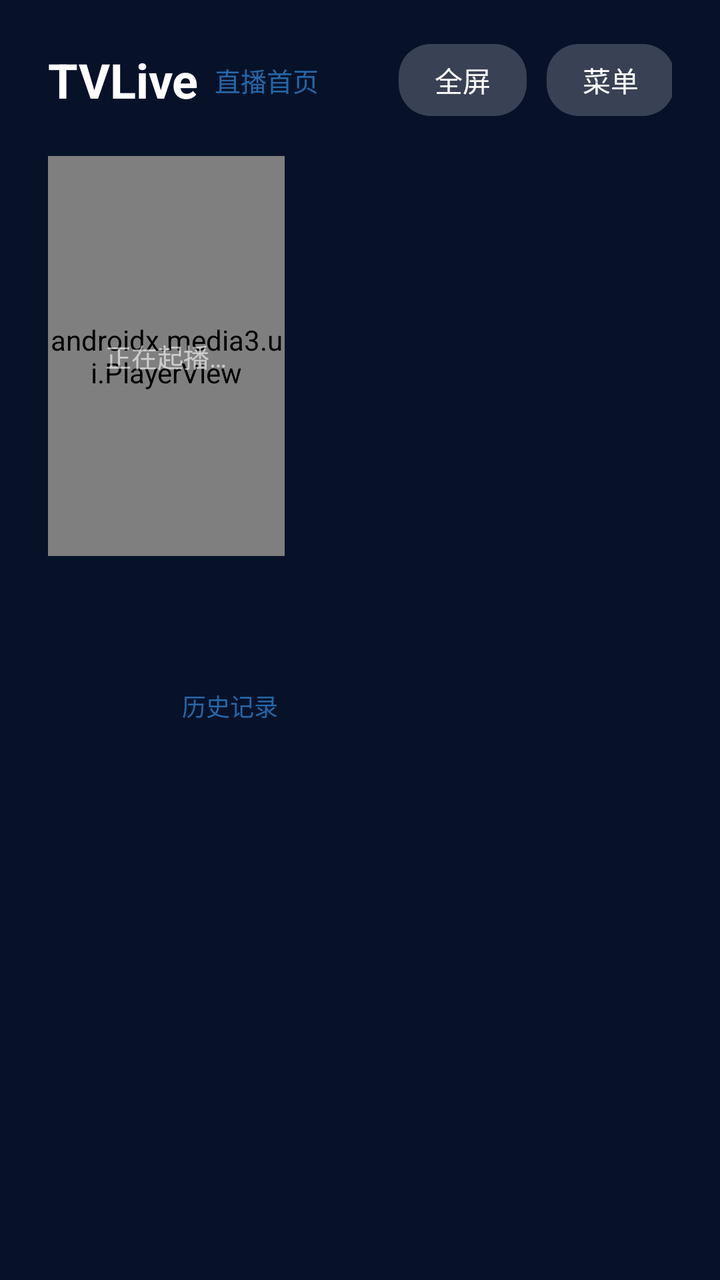
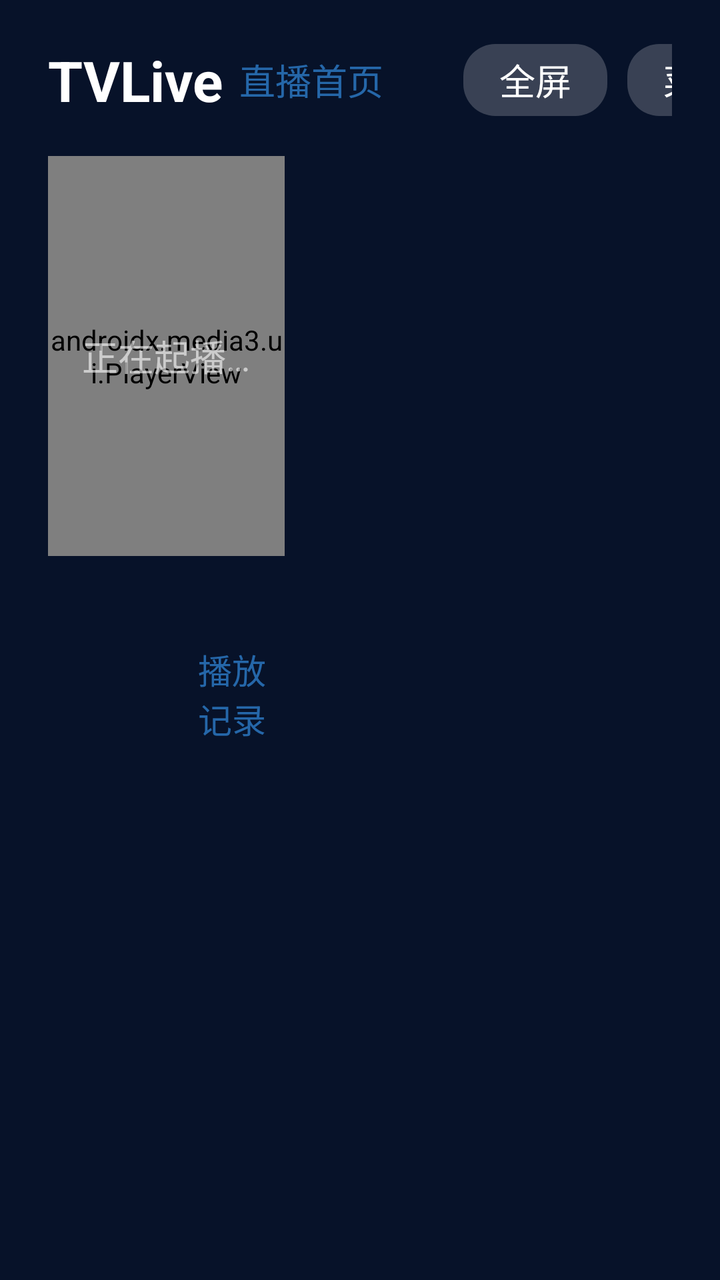

Screens rendered from an Android XML layout before and after an edit, with the pre-edit source and the edit as a unified diff.
<!-- AndroidManifest.xml: application theme Theme.TVLive.NoTitle -->
<!-- res/layout/activity_ott_home.xml -->
<?xml version="1.0" encoding="utf-8"?>
<FrameLayout xmlns:android="http://schemas.android.com/apk/res/android"
    xmlns:app="http://schemas.android.com/apk/res-auto"
    android:id="@+id/ott_root"
    android:layout_width="match_parent"
    android:layout_height="match_parent"
    android:background="#FF071229">

    <LinearLayout
        android:id="@+id/ll_ott_outer"
        android:layout_width="match_parent"
        android:layout_height="match_parent"
        android:orientation="vertical"
        android:paddingStart="24dp"
        android:paddingEnd="24dp"
        android:paddingTop="16dp"
        android:paddingBottom="16dp">

        
        <LinearLayout
            android:id="@+id/ott_top_bar"
            android:layout_width="match_parent"
            android:layout_height="48dp"
            android:gravity="center_vertical"
            android:orientation="horizontal">

            <TextView
                android:id="@+id/tv_ott_logo"
                android:layout_width="wrap_content"
                android:layout_height="wrap_content"
                android:text="@string/app_name"
                android:textColor="#FFFFFFFF"
                android:textSize="24sp"
                android:textStyle="bold" />

            <TextView
                android:layout_width="wrap_content"
                android:layout_height="wrap_content"
                android:layout_marginStart="8dp"
                android:text="@string/ott_home_subtitle"
                android:textColor="#993AA0FF"
                android:textSize="13sp" />

            <HorizontalScrollView
                android:layout_width="0dp"
                android:layout_height="match_parent"
                android:layout_weight="1"
                android:layout_marginStart="24dp"
                android:layout_marginEnd="16dp"
                android:focusable="false"
                android:scrollbars="none">

                <LinearLayout
                    android:id="@+id/ll_ott_category"
                    android:layout_width="wrap_content"
                    android:layout_height="match_parent"
                    android:gravity="center_vertical"
                    android:orientation="horizontal" />
            </HorizontalScrollView>

            <TextView
                android:id="@+id/btn_ott_fullscreen"
                android:layout_width="wrap_content"
                android:layout_height="36dp"
                android:layout_marginEnd="10dp"
                android:background="@drawable/ott_menu_btn_bg"
                android:clickable="true"
                android:focusable="true"
                android:gravity="center"
                android:paddingStart="18dp"
                android:paddingEnd="18dp"
                android:text="@string/ott_fullscreen"
                android:textColor="#FFFFFFFF"
                android:textSize="14sp" />

            <TextView
                android:id="@+id/btn_ott_menu"
                android:layout_width="wrap_content"
                android:layout_height="36dp"
                android:background="@drawable/ott_menu_btn_bg"
                android:clickable="true"
                android:focusable="true"
                android:gravity="center"
                android:paddingStart="18dp"
                android:paddingEnd="18dp"
                android:text="@string/ott_menu"
                android:textColor="#FFFFFFFF"
                android:textSize="14sp" />
        </LinearLayout>

        
        <LinearLayout
            android:id="@+id/ott_content_row"
            android:layout_width="match_parent"
            android:layout_height="0dp"
            android:layout_weight="1"
            android:layout_marginTop="14dp"
            android:orientation="horizontal">

            
            <LinearLayout
                android:id="@+id/ott_left_panel"
                android:layout_width="0dp"
                android:layout_height="match_parent"
                android:layout_weight="1.35"
                android:orientation="vertical">

                <FrameLayout
                    android:id="@+id/fl_ott_preview"
                    android:layout_width="match_parent"
                    android:layout_height="200dp"
                    android:background="@drawable/ott_card_bg"
                    android:focusable="true"
                    android:nextFocusRight="@+id/gv_ott_channel"
                    android:nextFocusDown="@+id/gv_ott_channel">

                    <androidx.media3.ui.PlayerView
                        android:id="@+id/ott_player_view"
                        android:layout_width="match_parent"
                        android:layout_height="match_parent"
                        app:keep_content_on_player_reset="true"
                        app:resize_mode="fit"
                        app:surface_type="surface_view"
                        app:use_controller="false" />

                    
                    <FrameLayout
                        android:id="@+id/sdk_player_container"
                        android:layout_width="match_parent"
                        android:layout_height="match_parent" />

                    <TextView
                        android:id="@+id/tv_ott_preview_tip"
                        android:layout_width="wrap_content"
                        android:layout_height="wrap_content"
                        android:layout_gravity="center"
                        android:text="@string/ott_preview_loading"
                        android:textColor="#99FFFFFF"
                        android:textSize="13sp" />

                    
                    <TextView
                        android:id="@+id/tv_ott_preview_focus_hint"
                        android:layout_width="wrap_content"
                        android:layout_height="wrap_content"
                        android:layout_gravity="bottom|end"
                        android:layout_marginEnd="14dp"
                        android:layout_marginBottom="12dp"
                        android:background="#99000000"
                        android:paddingStart="10dp"
                        android:paddingEnd="10dp"
                        android:paddingTop="4dp"
                        android:paddingBottom="4dp"
                        android:text="@string/ott_preview_focus_hint"
                        android:textColor="#FFFFFFFF"
                        android:textSize="13sp"
                        android:visibility="gone" />

                    
                    <View
                        android:id="@+id/v_ott_preview_focus_ring"
                        android:layout_width="match_parent"
                        android:layout_height="match_parent"
                        android:background="@drawable/ott_preview_focus_ring"
                        android:clickable="false"
                        android:focusable="false"
                        android:visibility="gone" />
                </FrameLayout>

                <TextView
                    android:id="@+id/tv_ott_now_channel"
                    android:layout_width="match_parent"
                    android:layout_height="wrap_content"
                    android:layout_marginTop="10dp"
                    android:ellipsize="marquee"
                    android:singleLine="true"
                    android:textColor="#FFFFFFFF"
                    android:textSize="18sp"
                    android:textStyle="bold" />

                <TextView
                    android:id="@+id/tv_ott_now_program"
                    android:layout_width="match_parent"
                    android:layout_height="wrap_content"
                    android:layout_marginTop="4dp"
                    android:ellipsize="end"
                    android:maxLines="2"
                    android:textColor="#B3FFFFFF"
                    android:textSize="13sp" />

                
                <LinearLayout
                    android:id="@+id/ll_ott_epg_panel"
                    android:layout_width="match_parent"
                    android:layout_height="wrap_content"
                    android:layout_marginTop="10dp"
                    android:orientation="vertical">

                    
                    <LinearLayout
                        android:layout_width="match_parent"
                        android:layout_height="wrap_content"
                        android:orientation="horizontal">

                        <ScrollView
                            android:id="@+id/sv_ott_epg_list"
                            android:layout_width="0dp"
                            android:layout_height="wrap_content"
                            android:layout_weight="1"
                            android:focusable="false"
                            android:scrollbars="none">

                            <LinearLayout
                                android:id="@+id/ll_ott_epg_list"
                                android:layout_width="match_parent"
                                android:layout_height="wrap_content"
                                android:orientation="vertical" />
                        </ScrollView>

                        
                        <LinearLayout
                            android:id="@+id/ll_ott_history"
                            android:layout_width="0dp"
                            android:layout_height="wrap_content"
                            android:layout_marginStart="16dp"
                            android:layout_weight="1"
                            android:orientation="vertical">

                            <TextView
                                android:id="@+id/tv_ott_history_title"
                                android:layout_width="match_parent"
                                android:layout_height="wrap_content"
                                android:paddingBottom="4dp"
                                android:text="@string/ott_history_title"
                                android:textColor="#993AA0FF"
                                android:textSize="12sp" />

                            <ScrollView
                                android:id="@+id/sv_ott_history"
                                android:layout_width="match_parent"
                                android:layout_height="wrap_content"
                                android:focusable="false"
                                android:scrollbars="none">

                                <LinearLayout
                                    android:id="@+id/ll_ott_history_rows"
                                    android:layout_width="match_parent"
                                    android:layout_height="wrap_content"
                                    android:orientation="vertical" />
                            </ScrollView>
                        </LinearLayout>
                    </LinearLayout>

                    
                    <TextView
                        android:id="@+id/tv_ott_metadata"
                        android:layout_width="match_parent"
                        android:layout_height="wrap_content"
                        android:layout_marginTop="8dp"
                        android:ellipsize="end"
                        android:singleLine="true"
                        android:textColor="#80FFFFFF"
                        android:textSize="11sp" />
                </LinearLayout>
            </LinearLayout>

            
            <LinearLayout
                android:id="@+id/ott_right_panel"
                android:layout_width="0dp"
                android:layout_height="match_parent"
                android:layout_marginStart="18dp"
                android:layout_weight="2.0"
                android:orientation="vertical">

                <TextView
                    android:id="@+id/tv_ott_breadcrumb"
                    android:layout_width="wrap_content"
                    android:layout_height="wrap_content"
                    android:layout_marginBottom="8dp"
                    android:ellipsize="end"
                    android:singleLine="true"
                    android:textColor="#993AA0FF"
                    android:textSize="13sp"
                    android:visibility="gone" />

                <FrameLayout
                    android:layout_width="match_parent"
                    android:layout_height="0dp"
                    android:layout_weight="1">

                    <LinearLayout
                        android:layout_width="match_parent"
                        android:layout_height="match_parent"
                        android:orientation="vertical">

                        
                        <HorizontalScrollView
                            android:id="@+id/sv_ott_subgroup"
                            android:layout_width="match_parent"
                            android:layout_height="wrap_content"
                            android:layout_marginBottom="12dp"
                            android:clipToPadding="false"
                            android:focusable="false"
                            android:scrollbars="none"
                            android:visibility="gone">

                            <LinearLayout
                                android:id="@+id/ll_ott_subgroup"
                                android:layout_width="wrap_content"
                                android:layout_height="wrap_content"
                                android:orientation="horizontal"
                                android:paddingEnd="8dp" />
                        </HorizontalScrollView>

                        <GridView
                            android:id="@+id/gv_ott_channel"
                            android:layout_width="match_parent"
                            android:layout_height="0dp"
                            android:layout_weight="1"
                            android:clipToPadding="false"
                            android:columnWidth="150dp"
                            android:descendantFocusability="beforeDescendants"
                            android:horizontalSpacing="12dp"
                            android:listSelector="@drawable/ott_channel_focus"
                            android:nextFocusLeft="@+id/fl_ott_preview"
                            android:numColumns="4"
                            android:paddingEnd="8dp"
                            android:scrollbars="none"
                            android:stretchMode="columnWidth"
                            android:verticalSpacing="12dp" />
                    </LinearLayout>

                    <TextView
                        android:id="@+id/tv_ott_empty"
                        android:layout_width="wrap_content"
                        android:layout_height="wrap_content"
                        android:layout_gravity="center"
                        android:text="@string/ott_channel_loading"
                        android:textColor="#99FFFFFF"
                        android:textSize="15sp"
                        android:visibility="gone" />
                </FrameLayout>
            </LinearLayout>
        </LinearLayout>
    </LinearLayout>

    
    <TextView
        android:id="@+id/tv_ott_fullscreen_hint"
        android:layout_width="wrap_content"
        android:layout_height="wrap_content"
        android:layout_gravity="top|center_horizontal"
        android:layout_marginTop="28dp"
        android:background="#CC000000"
        android:paddingStart="18dp"
        android:paddingEnd="18dp"
        android:paddingTop="8dp"
        android:paddingBottom="8dp"
        android:text="@string/ott_fullscreen_hint"
        android:textColor="#FFFFFFFF"
        android:textSize="16sp"
        android:visibility="gone" />

    
    <TextView
        android:id="@+id/tv_ott_channel_num"
        android:layout_width="wrap_content"
        android:layout_height="wrap_content"
        android:layout_gravity="top|end"
        android:layout_marginTop="64dp"
        android:layout_marginEnd="40dp"
        android:alpha="0.8"
        android:textColor="#FFFFFFFF"
        android:textSize="50sp"
        android:visibility="gone" />
</FrameLayout>
<!-- resources referenced by this layout -->
<resources>
  <!-- drawable ott_card_bg (drawable) -->
  <?xml version="1.0" encoding="utf-8"?>
  <shape xmlns:android="http://schemas.android.com/apk/res/android"
      android:shape="rectangle">
      <solid android:color="#FF000000" />
      <stroke android:width="1dp" android:color="#1FFFFFFF" />
      <corners android:radius="10dp" />
  </shape>
  <!-- drawable ott_channel_focus (drawable) -->
  <?xml version="1.0" encoding="utf-8"?>
  <selector xmlns:android="http://schemas.android.com/apk/res/android">
      <item android:state_focused="true">
          <shape android:shape="rectangle">
              <solid android:color="#331E7BE0" />
              <stroke android:width="3dp" android:color="#FF3AA0FF" />
              <corners android:radius="8dp" />
          </shape>
      </item>
      <item>
          <shape android:shape="rectangle">
              <solid android:color="#00000000" />
          </shape>
      </item>
  </selector>
  <!-- drawable ott_menu_btn_bg (drawable) -->
  <?xml version="1.0" encoding="utf-8"?>
  <selector xmlns:android="http://schemas.android.com/apk/res/android">
      <item android:state_focused="true">
          <shape android:shape="rectangle">
              <solid android:color="#FF1E7BE0" />
              <stroke android:width="2dp" android:color="#FFFFFFFF" />
              <corners android:radius="16dp" />
          </shape>
      </item>
      <item>
          <shape android:shape="rectangle">
              <solid android:color="#33FFFFFF" />
              <corners android:radius="16dp" />
          </shape>
      </item>
  </selector>
  <!-- drawable ott_preview_focus_ring (drawable) -->
  <?xml version="1.0" encoding="utf-8"?>
  <shape xmlns:android="http://schemas.android.com/apk/res/android"
      android:shape="rectangle">
      <solid android:color="#00000000" />
      <stroke android:width="3dp" android:color="#FF3AA0FF" />
      <corners android:radius="10dp" />
  </shape>
  <string name="app_name">TVLive</string>
  <string name="ott_channel_loading">频道加载中…</string>
  <string name="ott_fullscreen">全屏</string>
  <string name="ott_fullscreen_hint">已进入全屏 · 按【返回】返回列表</string>
  <string name="ott_history_title">历史记录</string>
  <string name="ott_home_subtitle">直播首页</string>
  <string name="ott_menu">菜单</string>
  <string name="ott_preview_focus_hint">按【确认】进入全屏</string>
  <string name="ott_preview_loading">正在起播…</string>
  <style name="Theme.TVLive.NoTitle" parent="Theme.TVLive">
          <item name="windowActionBar">false</item>
          <item name="windowNoTitle">true</item>
          <item name="android:windowFullscreen">true</item>
          <item name="android:windowContentOverlay">@null</item>
          <item name="android:fitsSystemWindows">false</item>
          <item name="android:windowBackground">@android:color/black</item>
          <item name="android:windowDisablePreview">true</item>
      </style>
  <style name="Theme.TVLive" parent="Theme.AppCompat.Light.NoActionBar" />
</resources>

<!-- the commit's change to res/layout/activity_ott_home.xml (unified diff, before → after) -->
@@ -30,7 +30,7 @@
                 android:layout_height="wrap_content"
                 android:text="@string/app_name"
                 android:textColor="#FFFFFFFF"
-                android:textSize="24sp"
+                android:textSize="28sp"
                 android:textStyle="bold" />
 
             <TextView
@@ -39,7 +39,7 @@
                 android:layout_marginStart="8dp"
                 android:text="@string/ott_home_subtitle"
                 android:textColor="#993AA0FF"
-                android:textSize="13sp" />
+                android:textSize="18sp" />
 
             <HorizontalScrollView
                 android:layout_width="0dp"
@@ -71,7 +71,7 @@
                 android:paddingEnd="18dp"
                 android:text="@string/ott_fullscreen"
                 android:textColor="#FFFFFFFF"
-                android:textSize="14sp" />
+                android:textSize="18sp" />
 
             <TextView
                 android:id="@+id/btn_ott_menu"
@@ -85,7 +85,7 @@
                 android:paddingEnd="18dp"
                 android:text="@string/ott_menu"
                 android:textColor="#FFFFFFFF"
-                android:textSize="14sp" />
+                android:textSize="18sp" />
         </LinearLayout>
 
         
@@ -124,6 +124,15 @@
                         app:use_controller="false" />
 
                     
+                    <View
+                        android:id="@+id/v_ott_top_ad_mask"
+                        android:layout_width="match_parent"
+                        android:layout_height="100dp"
+                        android:layout_gravity="top"
+                        android:background="#FF000000"
+                        android:visibility="gone" />
+
+                    
                     <FrameLayout
                         android:id="@+id/sdk_player_container"
                         android:layout_width="match_parent"
@@ -136,7 +145,7 @@
                         android:layout_gravity="center"
                         android:text="@string/ott_preview_loading"
                         android:textColor="#99FFFFFF"
-                        android:textSize="13sp" />
+                        android:textSize="18sp" />
 
                     
                     <TextView
@@ -153,7 +162,7 @@
                         android:paddingBottom="4dp"
                         android:text="@string/ott_preview_focus_hint"
                         android:textColor="#FFFFFFFF"
-                        android:textSize="13sp"
+                        android:textSize="18sp"
                         android:visibility="gone" />
 
                     
@@ -178,15 +187,38 @@
                     android:textSize="18sp"
                     android:textStyle="bold" />
 
-                <TextView
-                    android:id="@+id/tv_ott_now_program"
+                <LinearLayout
+                    android:id="@+id/ll_ott_now_row"
                     android:layout_width="match_parent"
                     android:layout_height="wrap_content"
                     android:layout_marginTop="4dp"
-                    android:ellipsize="end"
-                    android:maxLines="2"
-                    android:textColor="#B3FFFFFF"
-                    android:textSize="13sp" />
+                    android:orientation="horizontal">
+
+                    <TextView
+                        android:id="@+id/tv_ott_now_program"
+                        android:layout_width="0dp"
+                        android:layout_height="wrap_content"
+                        android:layout_weight="1"
+                        android:ellipsize="end"
+                        android:maxLines="2"
+                        android:textColor="#B3FFFFFF"
+                        android:textSize="18sp" />
+
+                    <TextView
+                        android:id="@+id/tv_ott_history_title"
+                        android:layout_width="0dp"
+                        android:layout_height="wrap_content"
+                        android:layout_weight="1"
+                        android:layout_marginStart="16dp"
+                        android:gravity="start"
+                        android:paddingStart="8dp"
+                        android:paddingTop="6dp"
+                        android:paddingEnd="8dp"
+                        android:paddingBottom="6dp"
+                        android:text="@string/ott_history_title"
+                        android:textColor="#993AA0FF"
+                        android:textSize="17sp" />
+                </LinearLayout>
 
                 
                 <LinearLayout
@@ -226,15 +258,6 @@
                             android:layout_weight="1"
                             android:orientation="vertical">
 
-                            <TextView
-                                android:id="@+id/tv_ott_history_title"
-                                android:layout_width="match_parent"
-                                android:layout_height="wrap_content"
-                                android:paddingBottom="4dp"
-                                android:text="@string/ott_history_title"
-                                android:textColor="#993AA0FF"
-                                android:textSize="12sp" />
-
                             <ScrollView
                                 android:id="@+id/sv_ott_history"
                                 android:layout_width="match_parent"
@@ -260,7 +283,7 @@
                         android:ellipsize="end"
                         android:singleLine="true"
                         android:textColor="#80FFFFFF"
-                        android:textSize="11sp" />
+                        android:textSize="18sp" />
                 </LinearLayout>
             </LinearLayout>
 
@@ -281,7 +304,7 @@
                     android:ellipsize="end"
                     android:singleLine="true"
                     android:textColor="#993AA0FF"
-                    android:textSize="13sp"
+                    android:textSize="18sp"
                     android:visibility="gone" />
 
                 <FrameLayout
@@ -338,7 +361,7 @@
                         android:layout_gravity="center"
                         android:text="@string/ott_channel_loading"
                         android:textColor="#99FFFFFF"
-                        android:textSize="15sp"
+                        android:textSize="18sp"
                         android:visibility="gone" />
                 </FrameLayout>
             </LinearLayout>
@@ -359,7 +382,7 @@
         android:paddingBottom="8dp"
         android:text="@string/ott_fullscreen_hint"
         android:textColor="#FFFFFFFF"
-        android:textSize="16sp"
+        android:textSize="18sp"
         android:visibility="gone" />
 
     
@@ -374,4 +397,5 @@
         android:textColor="#FFFFFFFF"
         android:textSize="50sp"
         android:visibility="gone" />
+
 </FrameLayout>
<!-- resource entries referenced after the edit -->
@@ -53,7 +53,7 @@
   <string name="ott_channel_loading">频道加载中…</string>
   <string name="ott_fullscreen">全屏</string>
   <string name="ott_fullscreen_hint">已进入全屏 · 按【返回】返回列表</string>
-  <string name="ott_history_title">历史记录</string>
+  <string name="ott_history_title">播放记录</string>
   <string name="ott_home_subtitle">直播首页</string>
   <string name="ott_menu">菜单</string>
   <string name="ott_preview_focus_hint">按【确认】进入全屏</string>
